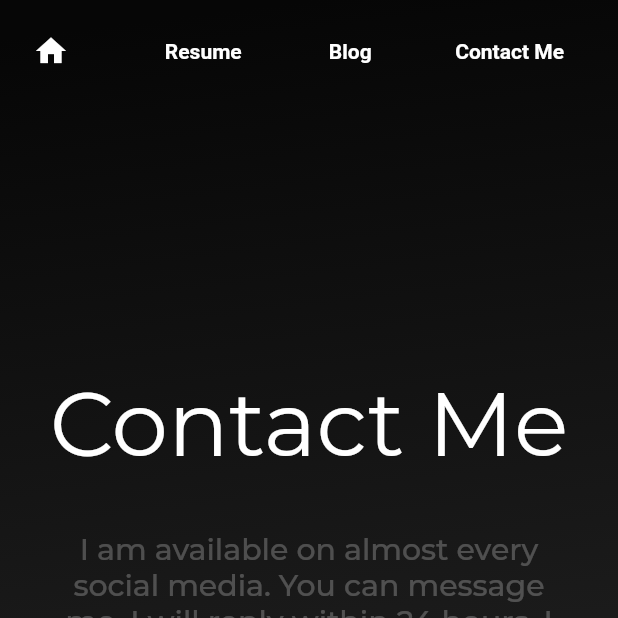
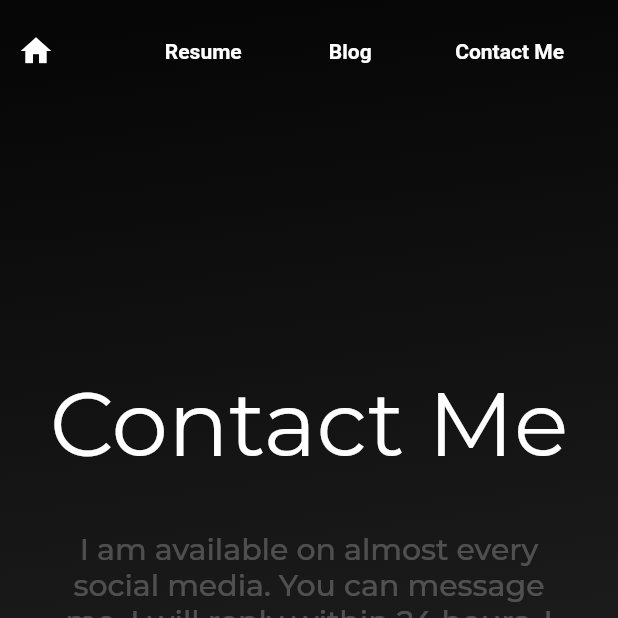
Before and after one commit to gauravmehta13/Portfolio, a Flutter app: the MobileContactMe screen opened directly, on a phone screen of 412 x 824 dp, the top half of it. Run offline on Flutter 3.47's test engine with Material 2 defaults, Android fonts, the phone set to English and light mode, and no system bars; our stand-ins replace font_awesome_flutter, google_fonts, websafe_svg; missing offline and left inert: dart:html, zoom_widget; network calls fail.

Commit message:
minor fixes

```diff
--- a/lib/Topbar.dart
+++ b/lib/Topbar.dart
@@ -13,9 +13,6 @@ class Topbar extends StatelessWidget {
             Row(
                 mainAxisAlignment: MainAxisAlignment.spaceBetween,
                 children: <Widget>[
-                  SizedBox(
-                    width: 10,
-                  ),
                   IconButton(
                       icon: Icon(Icons.home),
                       onPressed: () {
```
